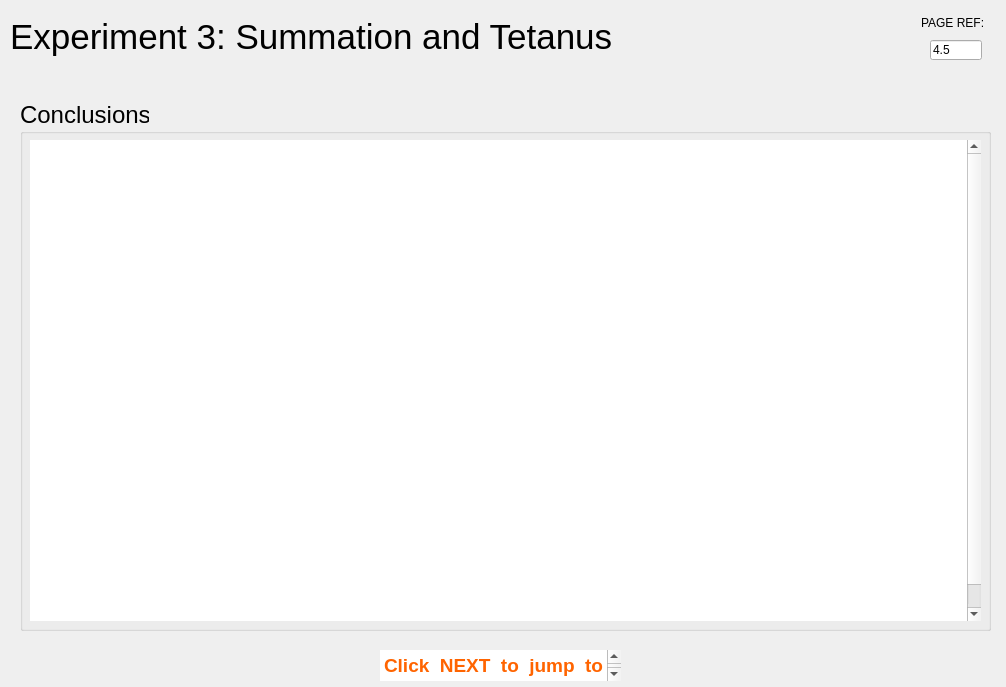
The window that rsc/ui/experiment3_tetanus_five.ui (KarinaKarenik/Skeletal-Muscle-Contraction-Lab) describes before a commit, drawn with Qt 5.
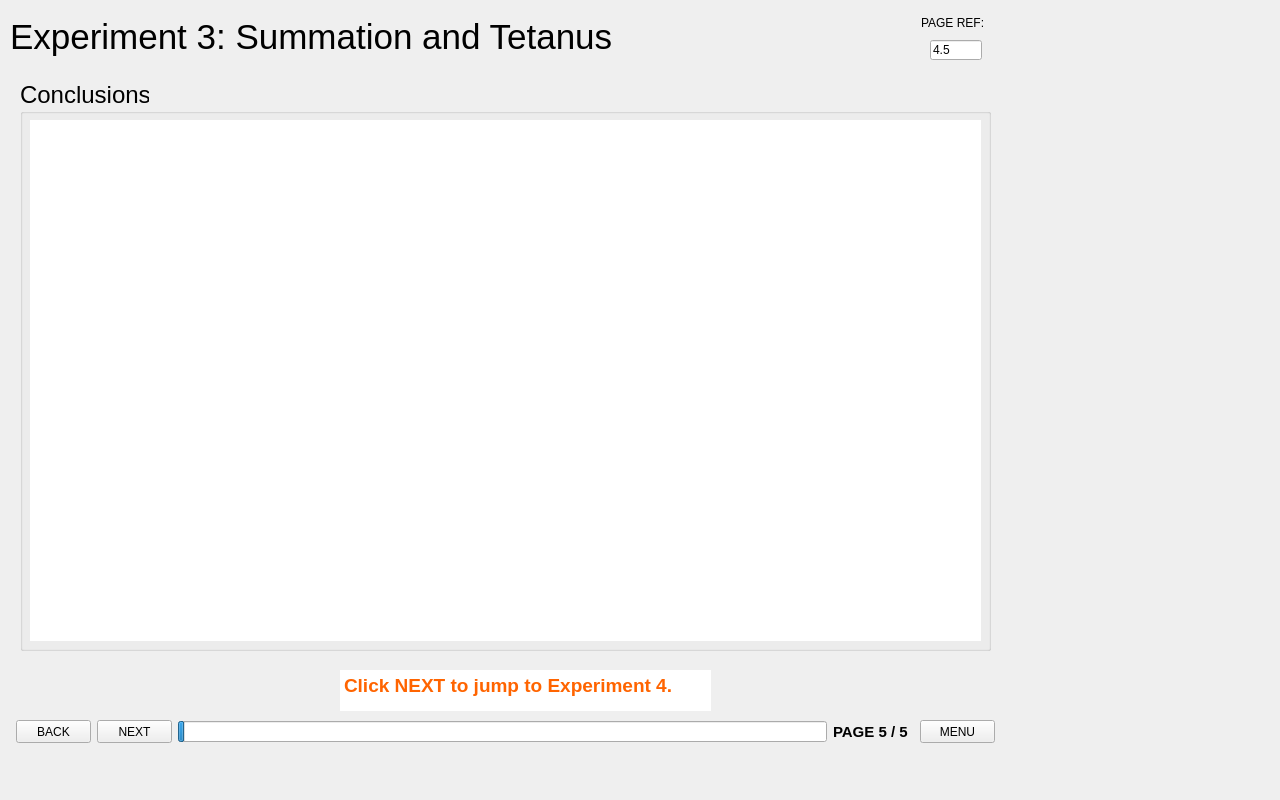
The same window after the commit.

```diff
--- a/rsc/ui/experiment3_tetanus_five.ui
+++ b/rsc/ui/experiment3_tetanus_five.ui
@@ -6,8 +6,8 @@
    <rect>
     <x>0</x>
     <y>0</y>
-    <width>1006</width>
-    <height>687</height>
+    <width>1280</width>
+    <height>800</height>
    </rect>
   </property>
   <property name="windowTitle">
@@ -44,7 +44,7 @@
      <rect>
       <x>10</x>
       <y>0</y>
-      <width>661</width>
+      <width>871</width>
       <height>74</height>
      </rect>
     </property>
@@ -191,9 +191,9 @@
     <property name="geometry">
      <rect>
       <x>20</x>
-      <y>100</y>
+      <y>80</y>
       <width>971</width>
-      <height>531</height>
+      <height>571</height>
      </rect>
     </property>
     <property name="font">
@@ -210,7 +210,7 @@
        <x>10</x>
        <y>40</y>
        <width>951</width>
-       <height>481</height>
+       <height>521</height>
       </rect>
      </property>
      <property name="frameShape">
@@ -230,10 +230,10 @@
    <widget class="QTextEdit" name="textEdit_3">
     <property name="geometry">
      <rect>
-      <x>380</x>
-      <y>650</y>
-      <width>241</width>
-      <height>31</height>
+      <x>340</x>
+      <y>670</y>
+      <width>371</width>
+      <height>41</height>
      </rect>
     </property>
     <property name="font">
```
